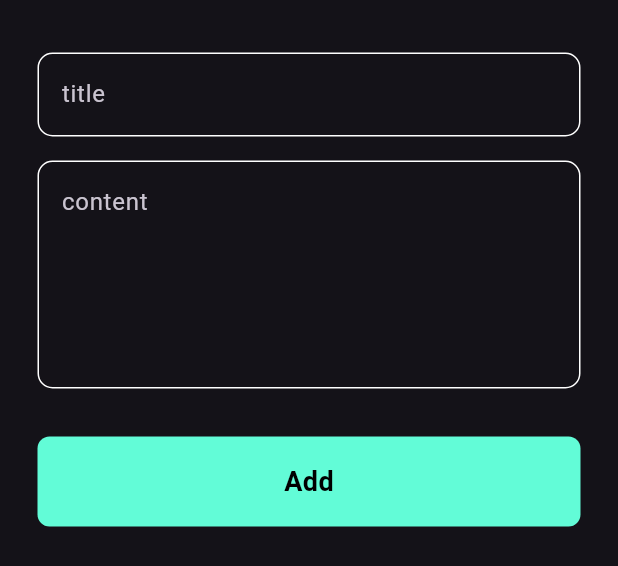
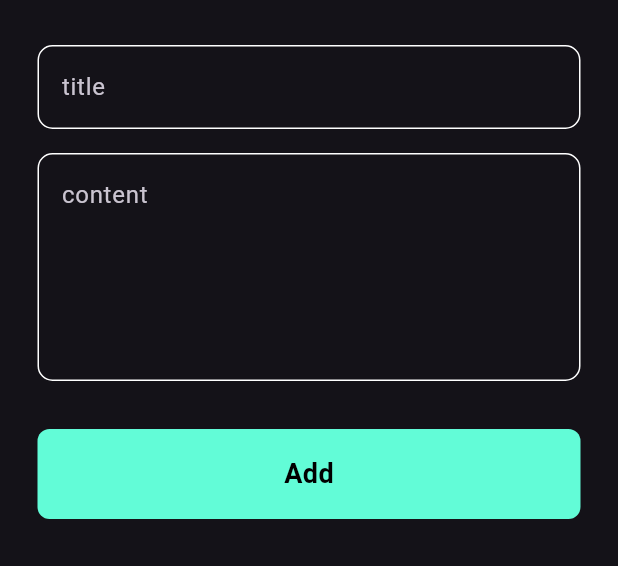
Before and after one commit to Mohamed-Yassien/bookly_hive, a Flutter app: the AddNoteBottomSheet widget shown alone on an empty page, opened directly, on a phone screen of 412 x 824 dp. Shown: the top 566 px of the screen. Run offline on Flutter 3.47's test engine with Material 3 defaults, Android fonts, the phone set to English and light mode, and no system bars; drawn by our look-alikes of modal_progress_hud_nsn; our stand-ins replace flutter_bloc, font_awesome_flutter, hive, hive_flutter; accounts and stored records are empty.

Commit message:
fix issues

```diff
--- a/lib/main.dart
+++ b/lib/main.dart
@@ -10,8 +10,8 @@ import 'models/note_model.dart';
 void main() async {
   Bloc.observer = SimpleBlocObserver();
   await Hive.initFlutter();
+  Hive.registerAdapter(NoteModelAdapter());
   await Hive.openBox(kNotesBox);
-  Hive.registerAdapter(NoteModelAdapter());
   runApp(const MyApp());
 }
 
--- a/lib/widgets/add_note_bottom_sheet.dart
+++ b/lib/widgets/add_note_bottom_sheet.dart
@@ -1,10 +1,9 @@
-
 import 'package:bookly_hive/cubits/add_note_cubit/add_note_cubit.dart';
 import 'package:bookly_hive/cubits/add_note_cubit/add_note_states.dart';
 import 'package:bookly_hive/widgets/add_note_form.dart';
 import 'package:flutter/material.dart';
+import 'package:flutter/widgets.dart';
 import 'package:flutter_bloc/flutter_bloc.dart';
-import 'package:modal_progress_hud_nsn/modal_progress_hud_nsn.dart';
 
 class AddNoteBottomSheet extends StatelessWidget {
   const AddNoteBottomSheet({
@@ -13,7 +12,9 @@ class AddNoteBottomSheet extends StatelessWidget {
 
   @override
   Widget build(BuildContext context) {
-    return BlocConsumer<AddNoteCubit, AddNoteStates>(
+    return BlocProvider(
+      create: (context) => AddNoteCubit(),
+      child: BlocConsumer<AddNoteCubit, AddNoteStates>(
         listener: (context, state) {
           if (state is AddNoteSuccessState) {
             Navigator.pop(context);
@@ -22,16 +23,22 @@ class AddNoteBottomSheet extends StatelessWidget {
           }
         },
         builder: (context, state) {
-        return ModalProgressHUD(
-          inAsyncCall: state is AddNoteLoadingState,
-          child: const Padding(
-            padding: EdgeInsets.symmetric(horizontal: 25, vertical: 35),
-            child: SingleChildScrollView(
+          return AbsorbPointer(
+            absorbing: state is AddNoteLoadingState,
+            child: Padding(
+              padding: EdgeInsets.only(
+                right: 25,
+                left: 25,
+                top: 30,
+                bottom: MediaQuery.of(context).viewInsets.bottom,
+              ),
+              child: const SingleChildScrollView(
                 child: AddNoteForm(),
               ),
             ),
           );
         },
+      ),
     );
   }
 }
--- a/lib/widgets/add_note_form.dart
+++ b/lib/widgets/add_note_form.dart
@@ -1,6 +1,8 @@
-
+import 'package:bookly_hive/cubits/add_note_cubit/add_note_cubit.dart';
+import 'package:bookly_hive/cubits/add_note_cubit/add_note_states.dart';
 import 'package:bookly_hive/widgets/custom_button.dart';
 import 'package:flutter/material.dart';
+import 'package:flutter_bloc/flutter_bloc.dart';
 
 import 'custom_text_field.dart';
 
@@ -46,7 +48,10 @@ class _AddNoteFormState extends State<AddNoteForm> {
           const SizedBox(
             height: 32,
           ),
-          CustomButton(
+          BlocBuilder<AddNoteCubit, AddNoteStates>(
+            builder: (context, state) {
+              return CustomButton(
+                isLoading: state is AddNoteLoadingState,
                 onTap: () {
                   if (formKey.currentState!.validate()) {
                     formKey.currentState!.save();
@@ -54,6 +59,8 @@ class _AddNoteFormState extends State<AddNoteForm> {
                     autovalidateMode = AutovalidateMode.always;
                     setState(() {});
                   }
+                },
+              );
             },
           ),
           const SizedBox(
--- a/lib/widgets/custom_button.dart
+++ b/lib/widgets/custom_button.dart
@@ -2,9 +2,14 @@ import 'package:bookly_hive/utils/constants.dart';
 import 'package:flutter/material.dart';
 
 class CustomButton extends StatelessWidget {
-  const CustomButton({super.key, required this.onTap});
+  const CustomButton({
+    super.key,
+    required this.onTap,
+    this.isLoading = false,
+  });
 
   final VoidCallback onTap;
+  final bool isLoading;
 
   @override
   Widget build(BuildContext context) {
@@ -18,7 +23,15 @@ class CustomButton extends StatelessWidget {
           borderRadius: BorderRadius.circular(8),
           color: kPrimaryColor,
         ),
-        child: const Text(
+        child: isLoading
+            ? const SizedBox(
+                width: 25,
+                height: 25,
+                child: CircularProgressIndicator(
+                  color: Colors.black,
+                ),
+              )
+            : const Text(
                 "Add",
                 style: TextStyle(
                   color: Colors.black,
```
Lines whose indentation alone changed are shown as unchanged.
